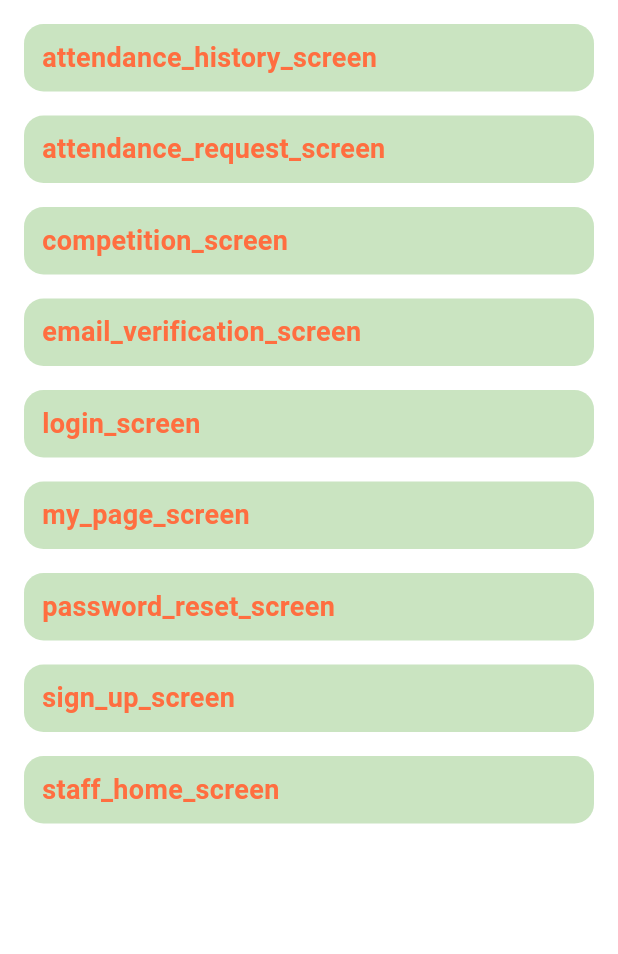
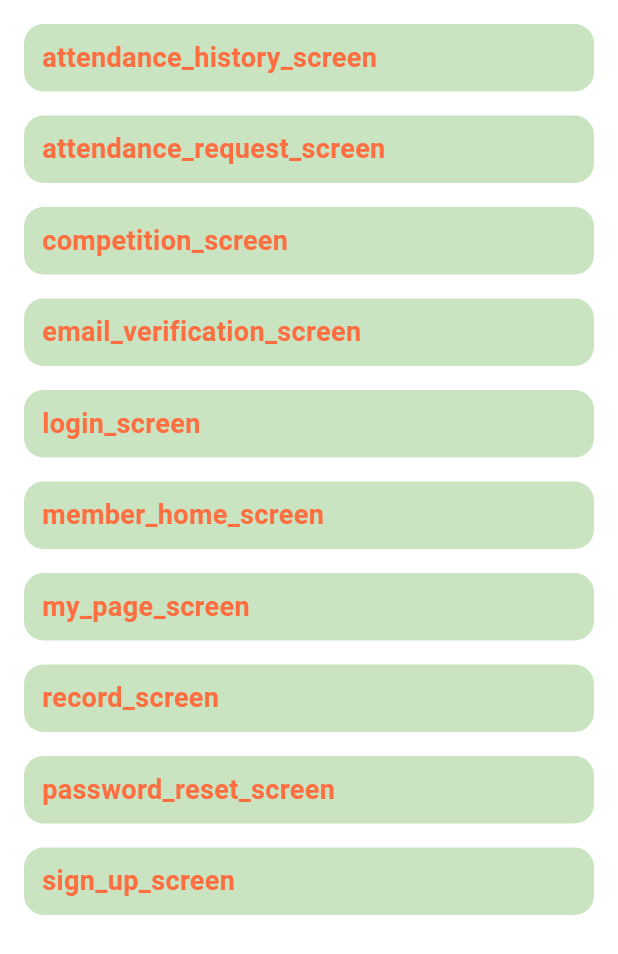
Before and after one commit to ROCCIA-901/roccia_901_client, a Flutter app: the screen it shows after launch, on a phone screen of 412 x 824 dp. Shown: the top 954 px of the screen. Run offline on Flutter 3.47's test engine with Material 3 defaults, Android fonts, the phone set to English and light mode, and no system bars; our stand-ins replace dropdown_button2, email_validator, flutter_riverpod, flutter_secure_storage, flutter_svg, google_fonts and 4 more; missing offline and left inert: http_interceptor; generated files the repository leaves out were written again.

Commit message:
fix: 구현된 화면 route 추가

```diff
--- a/lib/utils/app_routes.dart
+++ b/lib/utils/app_routes.dart
@@ -5,11 +5,11 @@ import '../presentation/screens/attendance_request_screen.dart';
 import '../presentation/screens/competition_screen.dart';
 import '../presentation/screens/email_verification_screen.dart';
 import '../presentation/screens/login_screen.dart';
+import '../presentation/screens/member_home_screen.dart';
 import '../presentation/screens/my_page_screen.dart';
 import '../presentation/screens/password_reset_screen.dart';
 import '../presentation/screens/record_screen/record_screen.dart';
 import '../presentation/screens/sign_up_screen.dart';
-import '../presentation/screens/staff_home_screen.dart';
 
 class AppRoutes {
   static const String attendanceApprovalScreen = '/attendance_approval_screen';
@@ -26,7 +26,6 @@ class AppRoutes {
   static const String passwordResetScreen = '/password_reset_screen';
   static const String signUpScreen = '/sign_up_screen';
   static const String splashScreen = '/splash_screen';
-  static const String staffHomeScreen = '/staff_home_screen';
 
   static Map<String, WidgetBuilder> routes = {
     // attendanceApprovalScreen: (context) => AttendanceApprovalScreen(),
@@ -36,13 +35,12 @@ class AppRoutes {
     competitionScreen: (context) => CompetitionScreen(),
     emailVerificationScreen: (context) => EmailVerificationScreen(),
     loginScreen: (context) => LoginScreen(),
-    // memberHomeScreen: (context) => MemberHomeScreen(),
+    memberHomeScreen: (context) => MemberHomeScreen(),
     myPageScreen: (context) => MyPageScreen(),
-    // recordScreen: (context) => RecordScreen(),
+    recordScreen: (context) => RecordScreen(),
     // ToDo: Remove this line after implementing the password reset screen
     passwordResetScreen: (context) => PasswordResetScreen(email: "aaa@aaa.aaa"),
     signUpScreen: (context) => SignUpScreen(),
     // splashScreen: (context) => SplashScreen(),
-    staffHomeScreen: (context) => StaffHomeScreen(),
   };
 }
```
